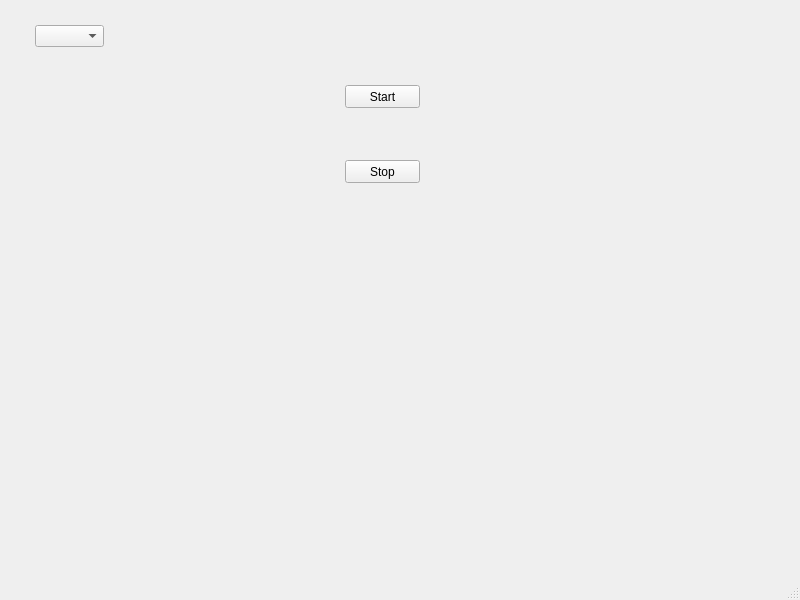
The window that mainW.ui (goodvin360/pivn_app_qt) describes before a commit, drawn with Qt 5.
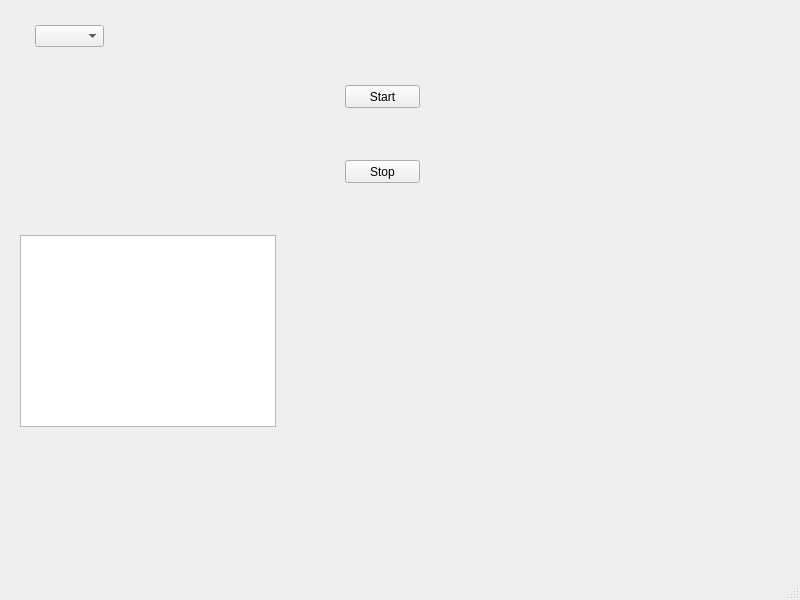
The same window after the commit.

Patch:
```diff
--- a/mainW.ui
+++ b/mainW.ui
@@ -50,6 +50,16 @@
      </rect>
     </property>
    </widget>
+   <widget class="QTextBrowser" name="textBrowser">
+    <property name="geometry">
+     <rect>
+      <x>20</x>
+      <y>235</y>
+      <width>256</width>
+      <height>192</height>
+     </rect>
+    </property>
+   </widget>
   </widget>
   <widget class="QMenuBar" name="menubar">
    <property name="geometry">
```
